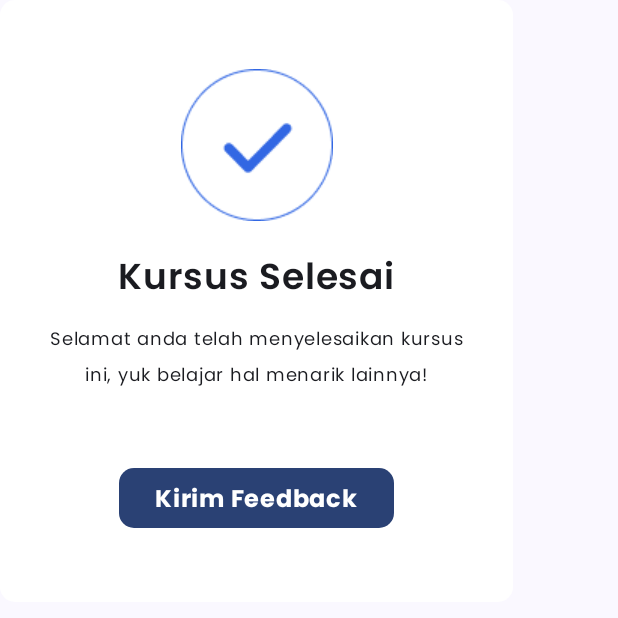
After one commit to fitriadyaa/knowze-app, an Android app built with Jetpack Compose: the composable DialogItem shown on its own in the app's theme, on a phone screen of 412 x 824 dp, the top half of it. The commit adds this screen. Run offline under Robolectric (Android 15) with nearby library versions, the phone set to English and light mode, and no system bars.

Commit message:
[Dialog Item] Slicing UI

```diff
--- /dev/null
+++ b/app/src/main/java/com/knowzeteam/knowze/ui/component/DialogItem.kt
@@ -0,0 +1,101 @@
+package com.knowzeteam.knowze.ui.component
+
+import androidx.compose.foundation.Image
+import androidx.compose.foundation.background
+import androidx.compose.foundation.layout.Arrangement
+import androidx.compose.foundation.layout.Box
+import androidx.compose.foundation.layout.Column
+import androidx.compose.foundation.layout.Spacer
+import androidx.compose.foundation.layout.fillMaxSize
+import androidx.compose.foundation.layout.height
+import androidx.compose.foundation.layout.padding
+import androidx.compose.foundation.layout.size
+import androidx.compose.foundation.shape.RoundedCornerShape
+import androidx.compose.material3.Button
+import androidx.compose.material3.MaterialTheme
+import androidx.compose.material3.Text
+import androidx.compose.runtime.Composable
+import androidx.compose.ui.Alignment
+import androidx.compose.ui.Modifier
+import androidx.compose.ui.graphics.Color
+import androidx.compose.ui.res.painterResource
+import androidx.compose.ui.res.stringResource
+import androidx.compose.ui.text.font.FontWeight
+import androidx.compose.ui.text.style.TextAlign
+import androidx.compose.ui.tooling.preview.Preview
+import androidx.compose.ui.unit.dp
+import androidx.compose.ui.unit.sp
+import com.knowzeteam.knowze.R
+import com.knowzeteam.knowze.ui.theme.KnowzeTheme
+
+@Composable
+fun DialogItem() {
+    Box(
+        contentAlignment = Alignment.Center,
+        modifier = Modifier
+            .size(342.dp, 401.dp)
+            .fillMaxSize()
+            .background(
+                color = Color.White,
+                shape = RoundedCornerShape(10.dp)
+            )
+    ) {
+        Column(
+            horizontalAlignment = Alignment.CenterHorizontally,
+            verticalArrangement = Arrangement.Center,
+            modifier = Modifier
+                .padding(horizontal = 24.dp)
+        ) {
+            Image(
+                painter = painterResource(id = R.drawable.ic_check_dialog),
+                contentDescription = "Icon Check",
+                modifier = Modifier
+                    .size(101.dp, 101.dp)
+            )
+
+            Spacer(modifier = Modifier.height(20.dp))
+
+            Text(
+                text = stringResource(id = R.string.course_done),
+                style = MaterialTheme.typography.titleLarge.copy(
+                    fontSize = 24.sp,
+                    fontWeight = FontWeight.SemiBold
+                )
+            )
+
+            Spacer(modifier = Modifier.height(16.dp))
+
+            Text(
+                text = stringResource(id = R.string.congratulation_course),
+                textAlign = TextAlign.Center,
+                style = MaterialTheme.typography.bodyLarge.copy(
+                    fontSize = 12.sp,
+                    fontWeight = FontWeight.Light
+                )
+            )
+
+            Spacer(modifier = Modifier.height(50.dp))
+
+            Button(
+                onClick = { /* Buat Kirim Review */ },
+                shape = RoundedCornerShape(10.dp)
+            ) {
+                Text(
+                    text = stringResource(id = R.string.feedback_button),
+                    style = MaterialTheme.typography.titleLarge.copy(
+                        fontSize = 16.sp,
+                        fontWeight = FontWeight.Bold
+                    )
+                )
+            }
+        }
+    }
+}
+
+@Preview(showBackground = true)
+@Composable
+fun DialogItemPreview() {
+    KnowzeTheme {
+        DialogItem()
+    }
+}
--- a/app/src/main/res/values/strings.xml
+++ b/app/src/main/res/values/strings.xml
@@ -28,4 +28,9 @@
     <string name="course_detail_2">Key Points Covered:\n\n1. Origins of Comics: Explore the ancient origins of comics, tracing their roots back to early visual storytelling traditions in ancient civilizations and examining their progression through the ages.\n\n2. Early Comic Strips and Newspapers: Investigate the emergence of comic strips in newspapers and their role in shaping the early narrative styles and visual elements that became synonymous with the medium.\n\n3. Golden Age of Comics: Examine the influential period of the Golden Age of Comics, highlighting the rise of iconic superheroes and the establishment of the comic book format as a cultural phenomenon.\n\n4. Silver and Bronze Age Developments: Delve into the developments of the Silver and Bronze Ages, analyzing the diversification of genres, the emergence of anti-heroes, and the evolution of narrative structures within the medium.\n\n5. Modern Era and Beyond: Discuss the contemporary landscape of comics, including the rise of graphic novels, the impact of independent and underground comics, and the fusion of traditional and digital storytelling techniques in the digital age.\n\nThrough engaging historical accounts, visual representations, and insightful discussions, this tutorial aims to provide a comprehensive understanding of the historical context and cultural significance of comics, allowing you to appreciate the rich heritage and dynamic evolution of this compelling visual medium.</string>
     <string name="generate_message">Tahukah kamu perbuatan dosa menyebabkanmu masuk neraka</string>
     <string name="cancel">Batal</string>
+
+    <!--  -->
+    <string name="course_done">Kursus Selesai</string>
+    <string name="congratulation_course">Selamat anda telah menyelesaikan kursus ini, yuk belajar hal menarik lainnya!</string>
+    <string name="feedback_button">Kirim Feedback</string>
 </resources>
```
Also changed, not shown: app/src/main/res/drawable/ic_check_dialog.png (added).
